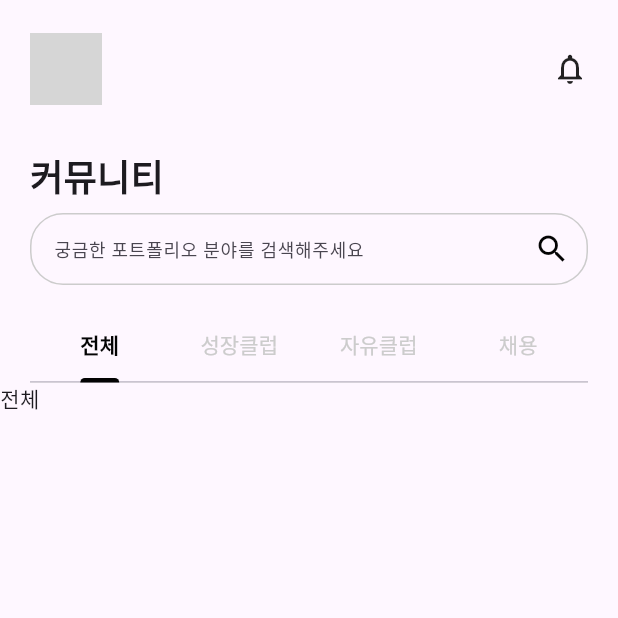
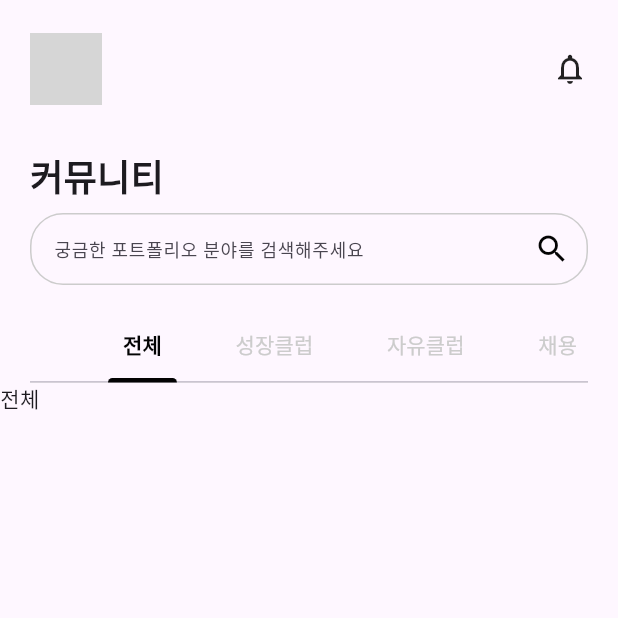
Before and after one commit to 9weeks-app-web/Team-6, a Flutter app: the CommunityPage screen opened by its route, on a phone screen of 412 x 824 dp, the top half of it. Run offline on Flutter 3.47's test engine with Material 3 defaults, Android fonts, the phone set to English and light mode, and no system bars; our stand-ins replace flutter_riverpod, flutter_svg, go_router, supabase_flutter; accounts and stored records are empty; Roboto replaces fonts that are missing (Pretendard); grey boxes are pictures that could not be loaded.

Commit message:
Design: tab style 이슈 #8

```diff
--- a/lib/view/widgets/community_page_widgets/tab_widget.dart
+++ b/lib/view/widgets/community_page_widgets/tab_widget.dart
@@ -32,6 +32,7 @@ class TabWidget extends StatelessWidget {
                   ),
                 ),
                 TabBar(
+                  labelPadding: const EdgeInsets.only(right: 29),
                   indicatorWeight: 3,
                   indicatorColor: DesignColor.Neutral,
                   labelColor: DesignColor.Neutral,
@@ -39,10 +40,14 @@ class TabWidget extends StatelessWidget {
                   unselectedLabelStyle: FontStyle.Label_2_regular,
                   labelStyle: FontStyle.Label_2_SemiBold,
                   indicatorSize: TabBarIndicatorSize.label,
+                  isScrollable: true,
                   tabs: tabContents
                       .map(
-                        (tabItem) => Tab(
-                          text: tabItem.label,
+                        (tabItem) => Padding(
+                          padding: const EdgeInsets.symmetric(horizontal: 10),
+                          child: Tab(
+                            text: tabItem.label,
+                          ),
                         ),
                       )
                       .toList(),
```
